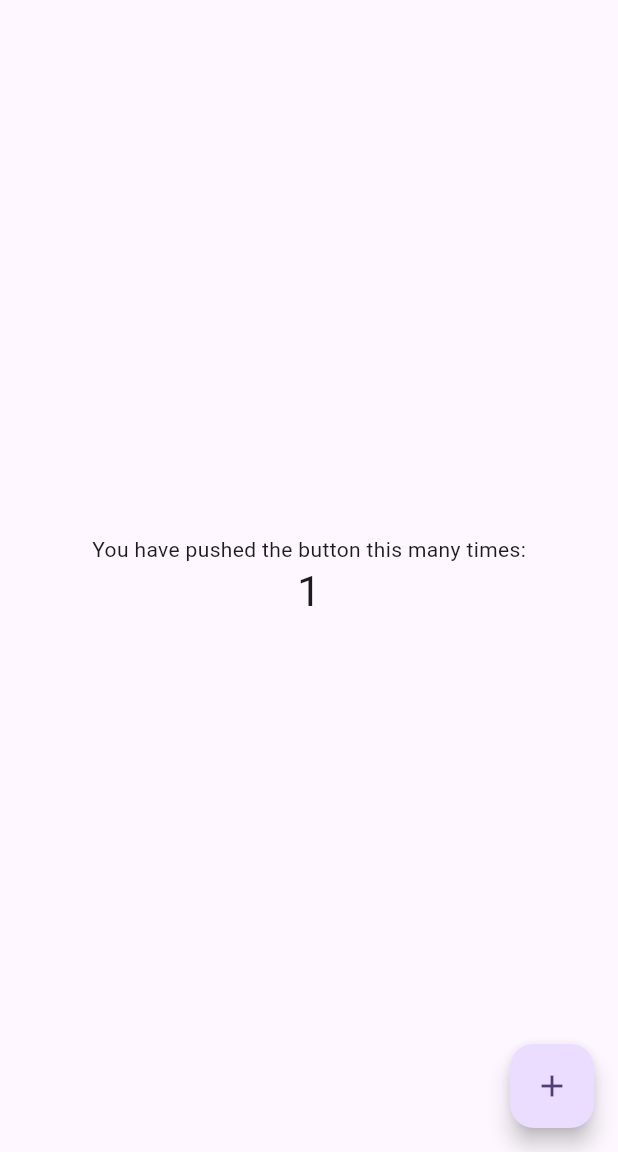
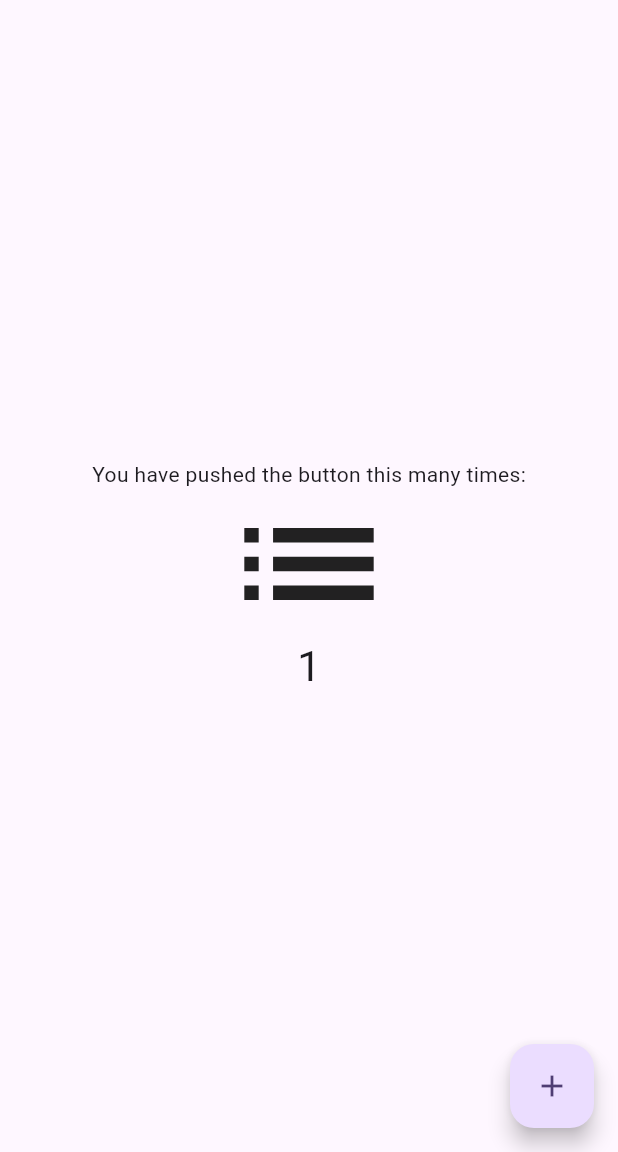
Before and after one commit to moodyfuad/taswq, a Flutter app: the screen it shows after launch, after a tap on the "add" icon, on a phone screen of 412 x 824 dp, the part 84-1236 px from its top. Run offline on Flutter 3.47's test engine with Material 3 defaults, Android fonts, the phone set to English and light mode, and no system bars; our stand-ins replace iconsax_plus.

```diff
--- /dev/null
+++ b/lib/app.dart
@@ -0,0 +1,96 @@
+import 'package:flutter/material.dart';
+import 'package:iconsax_plus/iconsax_plus.dart';
+
+class MyApp extends StatelessWidget {
+  const MyApp({super.key});
+
+  @override
+  Widget build(BuildContext context) {
+    return MaterialApp(
+      title: 'Flutter Demo',
+      theme: ThemeData(
+        colorScheme: ColorScheme.fromSeed(seedColor: Colors.deepPurple),
+      ),
+      home: const MyHomePage(title: 'Flutter Demo Home Page'),
+    );
+  }
+}
+
+class MyHomePage extends StatefulWidget {
+  const MyHomePage({super.key, required this.title});
+
+  final String title;
+
+  @override
+  State<MyHomePage> createState() => _MyHomePageState();
+}
+
+class _MyHomePageState extends State<MyHomePage>
+    with SingleTickerProviderStateMixin {
+  int _counter = 0;
+
+  late final AnimationController _controller;
+  late final Animation<double> _animation;
+
+  @override
+  void dispose() {
+    _controller.dispose();
+    super.dispose();
+  }
+
+  @override
+  void initState() {
+    // TODO: implement initState
+    _controller = AnimationController(
+      duration: const Duration(milliseconds: 1000),
+      vsync: this,
+    );
+    // _animation =
+    _animation = CurvedAnimation(parent: _controller, curve: Curves.easeInOut);
+    super.initState();
+  }
+
+  void _incrementCounter() {
+    if (_controller.isCompleted) {
+      _controller.reverse();
+    } else {
+      _controller.forward();
+    }
+    setState(() {
+      _counter++;
+    });
+  }
+
+  @override
+  Widget build(BuildContext context) {
+    return Scaffold(
+      appBar: AppBar(
+        backgroundColor: Theme.of(context).colorScheme.inversePrimary,
+
+        title: Text(widget.title),
+      ),
+      body: Center(
+        child: Column(
+          mainAxisAlignment: MainAxisAlignment.center,
+          children: <Widget>[
+            const Text('You have pushed the button this many times:'),
+            AnimatedIcon(
+              icon: AnimatedIcons.view_list,
+              progress: _animation,
+              size: 100,
+            ),
+            Text(
+              '$_counter',
+              style: Theme.of(context).textTheme.headlineMedium,
+            ),
+          ],
+        ),
+      ),
+      floatingActionButton: FloatingActionButton(
+        onPressed: _incrementCounter,
+        tooltip: 'Increment',
+        child: const Icon(Icons.add),
+      ),
+    );
+  }
+}
--- a/lib/main.dart
+++ b/lib/main.dart
@@ -1,67 +1,6 @@
 import 'package:flutter/material.dart';
+import 'package:taswq/app.dart';
 
 void main() {
   runApp(const MyApp());
 }
-
-class MyApp extends StatelessWidget {
-  const MyApp({super.key});
-
-  @override
-  Widget build(BuildContext context) {
-    return MaterialApp(
-      title: 'Flutter Demo',
-      theme: ThemeData(
-        colorScheme: ColorScheme.fromSeed(seedColor: Colors.deepPurple),
-      ),
-      home: const MyHomePage(title: 'Flutter Demo Home Page'),
-    );
-  }
-}
-
-class MyHomePage extends StatefulWidget {
-  const MyHomePage({super.key, required this.title});
-
-  final String title;
-
-  @override
-  State<MyHomePage> createState() => _MyHomePageState();
-}
-
-class _MyHomePageState extends State<MyHomePage> {
-  int _counter = 0;
-
-  void _incrementCounter() {
-    setState(() {
-      _counter++;
-    });
-  }
-
-  @override
-  Widget build(BuildContext context) {
-    return Scaffold(
-      appBar: AppBar(
-        backgroundColor: Theme.of(context).colorScheme.inversePrimary,
-
-        title: Text(widget.title),
-      ),
-      body: Center(
-        child: Column(
-          mainAxisAlignment: MainAxisAlignment.center,
-          children: <Widget>[
-            const Text('You have pushed the button this many times:'),
-            Text(
-              '$_counter',
-              style: Theme.of(context).textTheme.headlineMedium,
-            ),
-          ],
-        ),
-      ),
-      floatingActionButton: FloatingActionButton(
-        onPressed: _incrementCounter,
-        tooltip: 'Increment',
-        child: const Icon(Icons.add),
-      ),
-    );
-  }
-}
```
Also changed, not shown: pubspec.yaml (+4 -4 lines), lib/utils/constants/colors.dart (added), lib/utils/constants/icons.dart (added), lib/utils/constants/images.dart (added), lib/utils/constants/sizes.dart (added), pubspec.lock, 2 other files.
